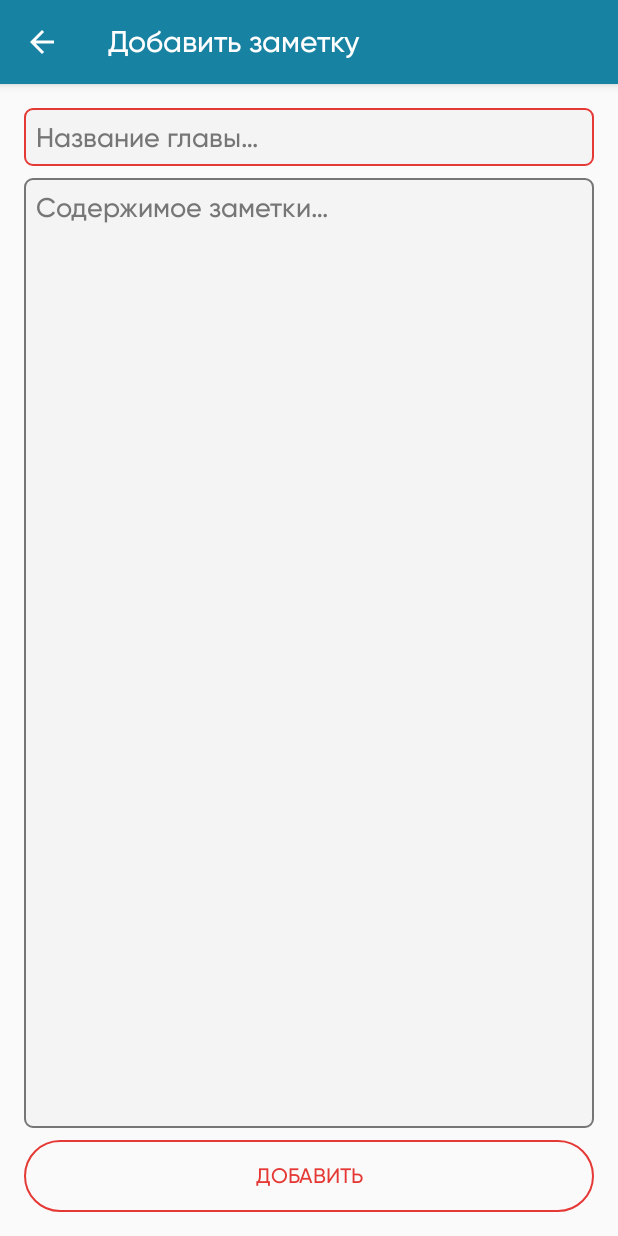
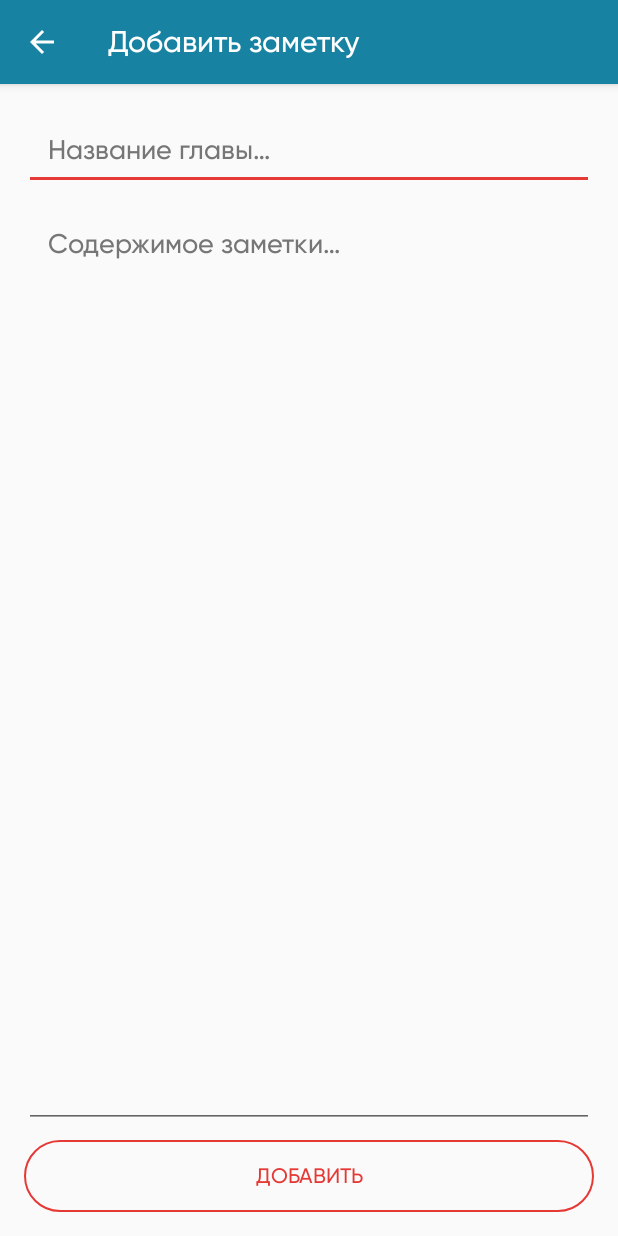
Before and after one commit to JMApps/Fundamentals, an Android app: the AddNoteActivity screen opened directly, with no data from a screen before it, on a phone screen of 412 x 824 dp. Run offline under Robolectric (Android 15) with nearby library versions, the phone set to English and light mode, and no system bars; our stand-ins replace Room's generated code, data binding.

Commit message:
Changed add note layout

```diff
--- a/app/src/main/res/layout/activity_add_note.xml
+++ b/app/src/main/res/layout/activity_add_note.xml
@@ -17,13 +17,13 @@
             android:layout_marginStart="16dp"
             android:layout_marginTop="16dp"
             android:layout_marginEnd="16dp"
-            android:background="@drawable/add_note_view_corners"
             android:gravity="start"
             android:hint="@string/action_note_title"
             android:imeOptions="actionNext"
+            android:importantForAutofill="no"
             android:inputType="textCapSentences|text"
             android:maxLines="1"
-            android:padding="8dp"
+            android:padding="16dp"
             android:scrollbarThumbVertical="@drawable/scroll_thumb"
             android:scrollbars="vertical"
             android:textColor="@color/add_note_edit_text_request_color"
@@ -31,8 +31,7 @@
             app:layout_constraintEnd_toEndOf="parent"
             app:layout_constraintHorizontal_bias="0.0"
             app:layout_constraintStart_toStartOf="parent"
-            app:layout_constraintTop_toTopOf="parent"
-            android:importantForAutofill="no">
+            app:layout_constraintTop_toTopOf="parent">
 
             <requestFocus />
         </EditText>
@@ -45,13 +44,13 @@
             android:layout_marginTop="8dp"
             android:layout_marginEnd="16dp"
             android:layout_marginBottom="8dp"
-            android:background="@drawable/add_note_view_corners"
             android:gravity="start"
             android:hint="@string/action_note_content"
             android:imeOptions="actionDone"
+            android:importantForAutofill="no"
             android:inputType="textCapSentences|textMultiLine"
             android:overScrollMode="ifContentScrolls"
-            android:padding="8dp"
+            android:padding="16dp"
             android:scrollbarThumbVertical="@drawable/scroll_thumb"
             android:scrollbars="vertical"
             android:textColor="@color/add_note_edit_text_request_color"
@@ -59,8 +58,7 @@
             app:layout_constraintBottom_toTopOf="@+id/btnAddNote"
             app:layout_constraintEnd_toEndOf="parent"
             app:layout_constraintStart_toStartOf="parent"
-            app:layout_constraintTop_toBottomOf="@+id/etNoteTitle"
-            android:importantForAutofill="no" />
+            app:layout_constraintTop_toBottomOf="@+id/etNoteTitle" />
 
         <Button
             android:id="@+id/btnAddNote"
```
